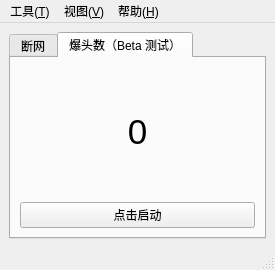
Qt form Act3SpeedrunTool/MainWindow.ui (SkyD666/Act3SpeedrunTool) before a commit.
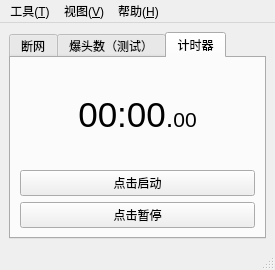
The same form after that commit. Icons and pictures are not drawn.

Commit message: [feature]支持手动计时

The edit to the form file:
```diff
--- a/Act3SpeedrunTool/MainWindow.ui
+++ b/Act3SpeedrunTool/MainWindow.ui
@@ -19,7 +19,7 @@
     <item>
      <widget class="QTabWidget" name="tabWidget">
       <property name="currentIndex">
-       <number>1</number>
+       <number>2</number>
       </property>
       <widget class="QWidget" name="tabFirewall">
        <attribute name="title">
@@ -83,7 +83,7 @@
       </widget>
       <widget class="QWidget" name="tabHeadShot">
        <attribute name="title">
-        <string>爆头数（Beta 测试）</string>
+        <string>爆头数（测试）</string>
        </attribute>
        <layout class="QVBoxLayout" name="verticalLayout_3">
         <item>
@@ -113,6 +113,43 @@
         </item>
        </layout>
       </widget>
+      <widget class="QWidget" name="tab">
+       <attribute name="title">
+        <string>计时器</string>
+       </attribute>
+       <layout class="QVBoxLayout" name="verticalLayout_4">
+        <item>
+         <widget class="QLabel" name="labTimer">
+          <property name="text">
+           <string notr="true">&lt;html&gt;&lt;head/&gt;&lt;body&gt;&lt;p&gt;&lt;span style=&quot; font-size:26pt;&quot;&gt;00:00&lt;/span&gt;&lt;span style=&quot; font-size:20pt;&quot;&gt;.&lt;/span&gt;&lt;span style=&quot; font-size:16pt;&quot;&gt;00&lt;/span&gt;&lt;/p&gt;&lt;/body&gt;&lt;/html&gt;</string>
+          </property>
+          <property name="alignment">
+           <set>Qt::AlignCenter</set>
+          </property>
+         </widget>
+        </item>
+        <item>
+         <widget class="QPushButton" name="btnStartTimer">
+          <property name="text">
+           <string>点击启动</string>
+          </property>
+          <property name="checkable">
+           <bool>true</bool>
+          </property>
+         </widget>
+        </item>
+        <item>
+         <widget class="QPushButton" name="btnPauseTimer">
+          <property name="text">
+           <string>点击暂停</string>
+          </property>
+          <property name="checkable">
+           <bool>true</bool>
+          </property>
+         </widget>
+        </item>
+       </layout>
+      </widget>
      </widget>
     </item>
     <item>
```
Left out of the diff: 2 changed lines with no effect on the pictures. The commit also changes 15 other files.
